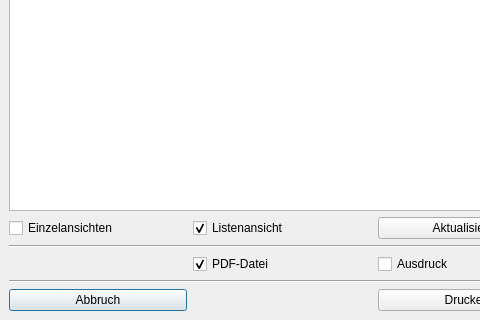
Before: the Qt Designer form Programm/exportgesamt.ui in philjosch/Einsatzplaner, drawn with Qt 5; both pictures show x 0 to 480 and y 258 to 578 of the 565 by 578 pixel window.
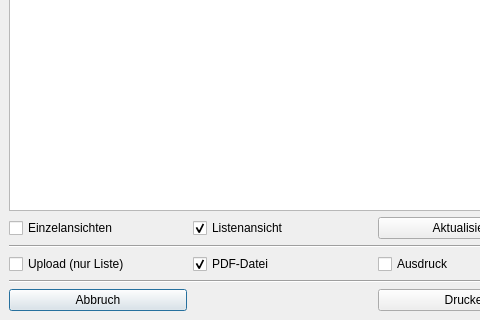
After: the same form once the commit is applied.

What changed in the file:
```diff
--- a/Programm/exportgesamt.ui
+++ b/Programm/exportgesamt.ui
@@ -314,19 +314,6 @@
        </property>
       </widget>
      </item>
-     <item row="2" column="0">
-      <spacer name="horizontalSpacer_3">
-       <property name="orientation">
-        <enum>Qt::Horizontal</enum>
-       </property>
-       <property name="sizeHint" stdset="0">
-        <size>
-         <width>40</width>
-         <height>20</height>
-        </size>
-       </property>
-      </spacer>
-     </item>
      <item row="2" column="1">
       <widget class="QCheckBox" name="checkPDF">
        <property name="text">
@@ -385,6 +372,13 @@
        </property>
       </widget>
      </item>
+     <item row="2" column="0">
+      <widget class="QCheckBox" name="checkUpload">
+       <property name="text">
+        <string>Upload (nur Liste)</string>
+       </property>
+      </widget>
+     </item>
     </layout>
    </item>
   </layout>
```
